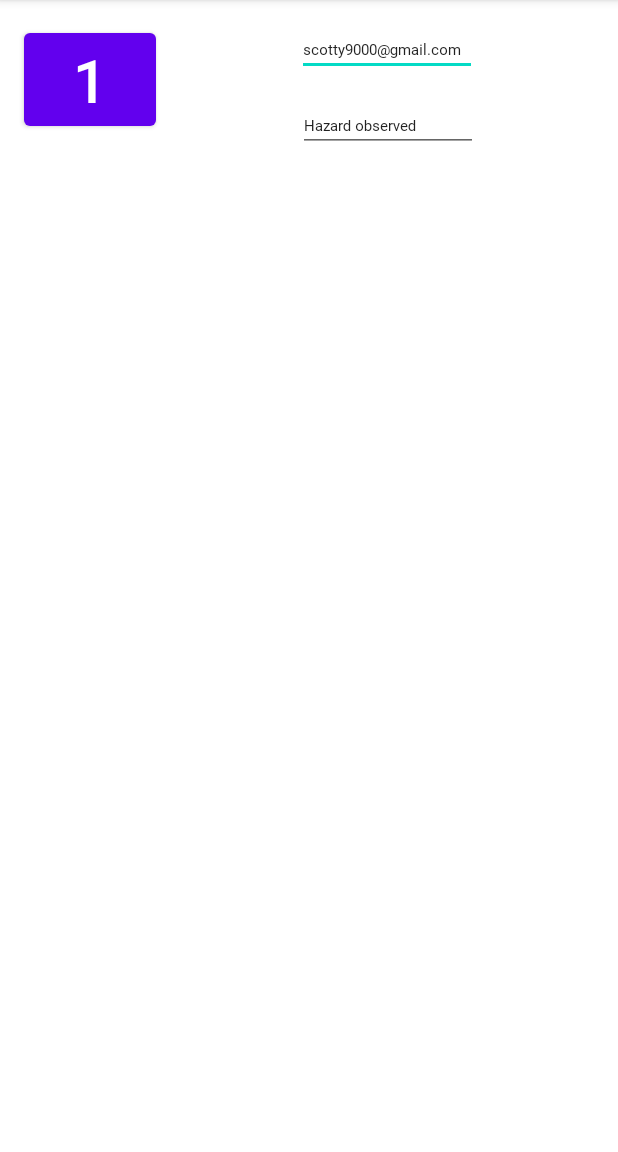
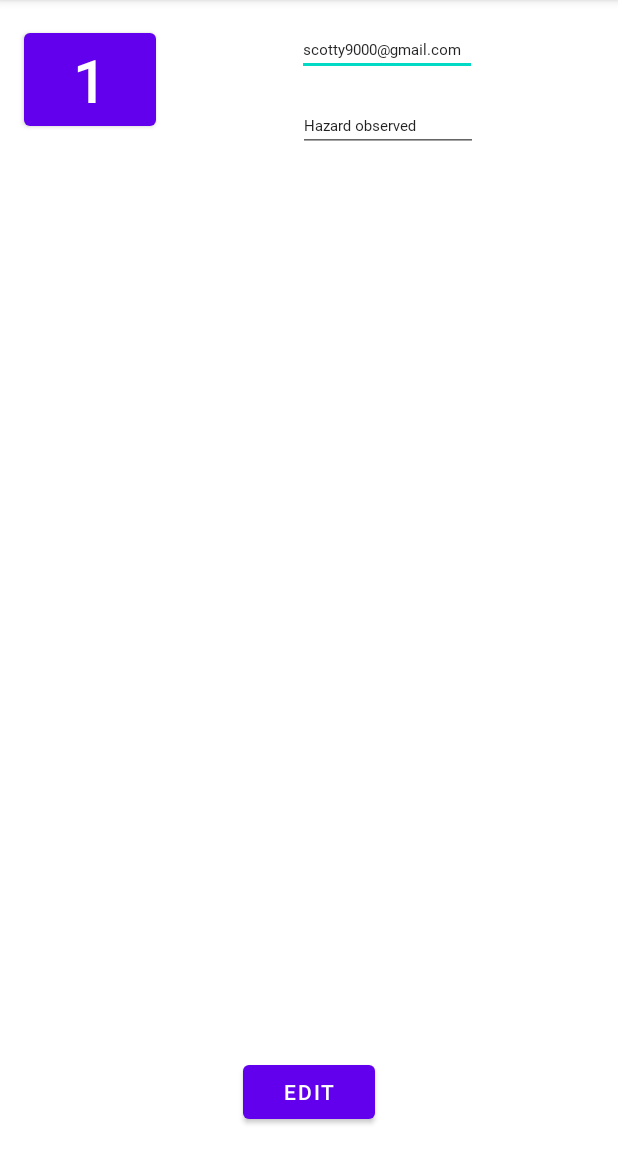
Before and after one commit to scotty9000/FixedEmail, an Android app: the screen it shows after launch (MainActivity), on a phone screen of 412 x 824 dp, the part 84-1236 px from its top. Run offline under Robolectric (Android 15) with nearby library versions, the phone set to English and light mode, and no system bars; our stand-ins replace data binding.

Commit message:
add EditActivity which prints a message when EDIT button is pressed in MainActivity

```diff
--- a/app/src/main/res/layout/activity_main.xml
+++ b/app/src/main/res/layout/activity_main.xml
@@ -60,5 +60,15 @@
             app:layout_constraintHorizontal_bias="0.503"
             app:layout_constraintStart_toEndOf="@+id/button1"
             app:layout_constraintTop_toBottomOf="@+id/editTextTextEmailAddress1" />
+
+        <Button
+            android:id="@+id/editButton"
+            android:layout_width="wrap_content"
+            android:layout_height="wrap_content"
+            android:layout_marginBottom="16dp"
+            android:text="@string/editButton"
+            app:layout_constraintBottom_toBottomOf="parent"
+            app:layout_constraintEnd_toEndOf="parent"
+            app:layout_constraintStart_toStartOf="parent" />
     </androidx.constraintlayout.widget.ConstraintLayout>
 </layout>
--- a/app/src/main/res/values/strings.xml
+++ b/app/src/main/res/values/strings.xml
@@ -1,6 +1,7 @@
 <resources>
     <string name="app_name">Report_It</string>
     <string name="Button1">1</string>
+    <string name="editButton">EDIT</string>
     <string name="Subject">Hazard observed</string>
     <string name="Address">scotty9000@gmail.com</string>
     <string name="enter_email_address">Enter an email address</string>
--- a/build.gradle
+++ b/build.gradle
@@ -2,7 +2,7 @@
 plugins {
     id 'com.android.application' version '7.1.2' apply false
     id 'com.android.library' version '7.1.2' apply false
-    id 'org.jetbrains.kotlin.android' version '1.6.10' apply false
+    id 'org.jetbrains.kotlin.android' version '1.6.20' apply false
 }
 
 task clean(type: Delete) {
```
Also changed, not shown: app/src/main/AndroidManifest.xml (+18 -9 lines), app/src/main/java/com/example/report_it/EditActivity.kt (added, +21 -0 lines), app/src/main/java/com/example/report_it/MainActivity.kt (+18 -0 lines), app/src/main/res/layout/activity_edit.xml (added, +18 -0 lines).
